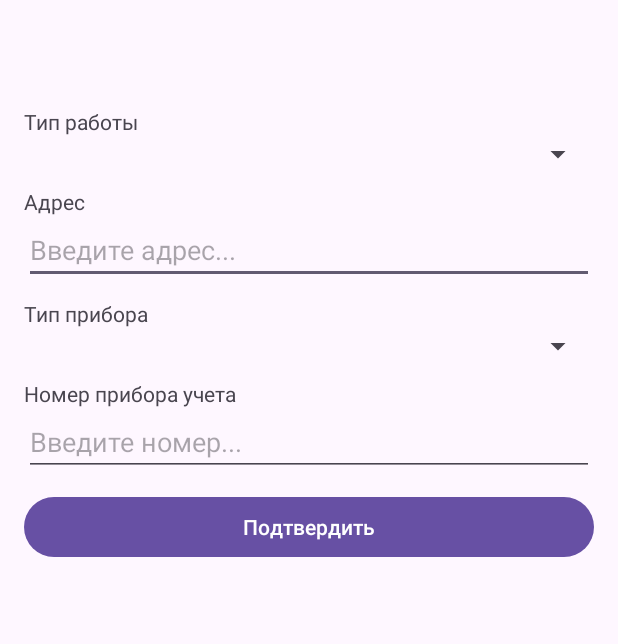
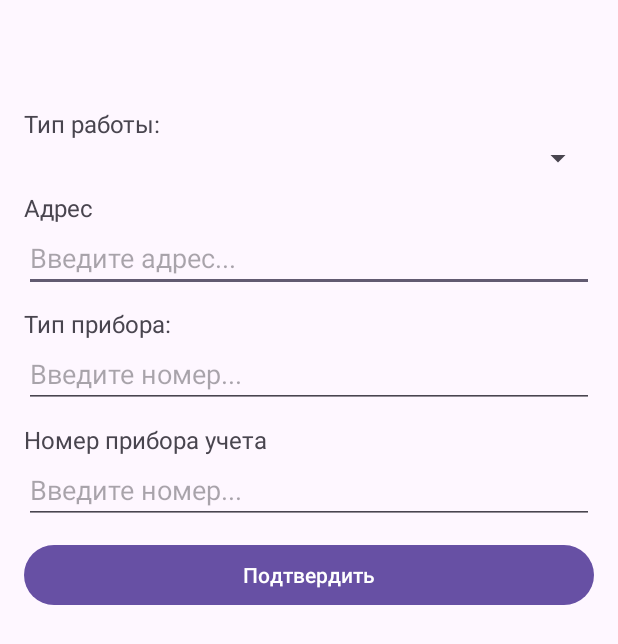
Before and after one commit to Giessoo/hackaton-2025, an Android app: the StartFillingFragment screen opened directly, with no data from a screen before it, on a phone screen of 412 x 824 dp. Shown: the top 644 px of the screen. Run offline under Robolectric (Android 15) with nearby library versions, the phone set to English and light mode, and no system bars.

Commit message:
add base fragment class

```diff
--- /dev/null
+++ b/android_app/app/src/main/java/com/tns_energo_pnz/app/fragments/BaseFragment.java
@@ -0,0 +1,18 @@
+package com.tns_energo_pnz.app.fragments;
+
+import android.os.Bundle;
+
+import androidx.fragment.app.Fragment;
+
+public abstract class BaseFragment extends Fragment {
+
+    protected static <T extends BaseFragment> T newInstance(Class<T> fragmentClass, Bundle args) {
+        try {
+            T fragment = fragmentClass.newInstance();
+            fragment.setArguments(args);
+            return fragment;
+        } catch (Exception e) {
+            throw new RuntimeException("Cannot create an instance of " + fragmentClass, e);
+        }
+    }
+}
--- a/android_app/app/src/main/java/com/tns_energo_pnz/app/fragments/FillingCheckBoxesFragment.java
+++ b/android_app/app/src/main/java/com/tns_energo_pnz/app/fragments/FillingCheckBoxesFragment.java
@@ -17,8 +17,8 @@ import java.util.HashMap;
 import java.util.List;
 import java.util.Map;
 
-public class FillingCheckBoxesFragment extends Fragment {
-    private final Map<String, List<String>> mapTextsForCheckboxes = new HashMap<>();
+public class FillingCheckBoxesFragment extends BaseFragment {
+
 
     @Nullable
     @Override
--- a/android_app/app/src/main/java/com/tns_energo_pnz/app/fragments/LimitControllerFragment.java
+++ b/android_app/app/src/main/java/com/tns_energo_pnz/app/fragments/LimitControllerFragment.java
@@ -11,7 +11,7 @@ import androidx.fragment.app.Fragment;
 
 import com.tns_energo_pnz.app.R;
 
-public class LimitControllerFragment extends Fragment {
+public class LimitControllerFragment extends BaseFragment {
     @Nullable
     @Override
     public View onCreateView(@NonNull LayoutInflater inflater, @Nullable ViewGroup container, @Nullable Bundle savedInstanceState) {
--- a/android_app/app/src/main/java/com/tns_energo_pnz/app/fragments/OverviewFragment.java
+++ b/android_app/app/src/main/java/com/tns_energo_pnz/app/fragments/OverviewFragment.java
@@ -13,7 +13,7 @@ import androidx.fragment.app.Fragment;
 import com.tns_energo_pnz.app.R;
 import com.tns_energo_pnz.app.activities.BaseActivity;
 
-public class OverviewFragment extends Fragment {
+public class OverviewFragment extends BaseFragment {
     @Nullable
     @Override
     public View onCreateView(@NonNull LayoutInflater inflater, @Nullable ViewGroup container, @Nullable Bundle savedInstanceState) {
--- a/android_app/app/src/main/java/com/tns_energo_pnz/app/fragments/ReturningFragment.java
+++ b/android_app/app/src/main/java/com/tns_energo_pnz/app/fragments/ReturningFragment.java
@@ -11,7 +11,7 @@ import androidx.fragment.app.Fragment;
 
 import com.tns_energo_pnz.app.R;
 
-public class ReturningFragment extends Fragment {
+public class ReturningFragment extends BaseFragment {
 
     @Nullable
     @Override
--- a/android_app/app/src/main/java/com/tns_energo_pnz/app/fragments/StartFillingFragment.java
+++ b/android_app/app/src/main/java/com/tns_energo_pnz/app/fragments/StartFillingFragment.java
@@ -4,21 +4,27 @@ import android.os.Bundle;
 import android.view.LayoutInflater;
 import android.view.View;
 import android.view.ViewGroup;
+import android.widget.ArrayAdapter;
 import android.widget.Button;
+import android.widget.Spinner;
 
 import androidx.annotation.NonNull;
 import androidx.annotation.Nullable;
-import androidx.fragment.app.Fragment;
 
 import com.tns_energo_pnz.app.R;
 import com.tns_energo_pnz.app.activities.BaseActivity;
 
-public class StartFillingFragment extends Fragment {
+
+public class StartFillingFragment extends BaseFragment {
+    private final String[] types_work = {"Контроль введенных ограничений", "Введение ограничения ээ/ Возобновление питания"};
     @Nullable
     @Override
     public View onCreateView(@NonNull LayoutInflater inflater, @Nullable ViewGroup container, @Nullable Bundle savedInstanceState) {
         View view = inflater.inflate(R.layout.fragment_start_filling, container, false);
         Button button = view.findViewById(R.id.confirm);
+        Spinner type_work = view.findViewById(R.id.type_work);
+        ArrayAdapter<String> spinner_adapter = new ArrayAdapter<>(this.getContext(), android.R.layout.simple_spinner_item, types_work);
+
         button.setOnClickListener(v -> ((BaseActivity)getActivity()).switchFragment(new FillingCheckBoxesFragment()));
         return view;
     }
--- a/android_app/app/src/main/java/com/tns_energo_pnz/app/fragments/StopLimitFragment.java
+++ b/android_app/app/src/main/java/com/tns_energo_pnz/app/fragments/StopLimitFragment.java
@@ -11,7 +11,7 @@ import androidx.fragment.app.Fragment;
 
 import com.tns_energo_pnz.app.R;
 
-public class StopLimitFragment extends Fragment {
+public class StopLimitFragment extends BaseFragment {
     @Nullable
     @Override
     public View onCreateView(@NonNull LayoutInflater inflater, @Nullable ViewGroup container, @Nullable Bundle savedInstanceState) {
--- a/android_app/app/src/main/res/layout/fragment_filling_checkboxes.xml
+++ b/android_app/app/src/main/res/layout/fragment_filling_checkboxes.xml
@@ -21,7 +21,7 @@
         app:layout_constraintTop_toTopOf="parent">
 
         <androidx.fragment.app.FragmentContainerView
-            android:id="@+id/fragmentContainerView"
+            android:id="@+id/fragment_container"
             android:name="com.tns_energo_pnz.app.fragments.ReturningFragment"
             android:layout_width="match_parent"
             android:layout_height="590dp" />
--- a/android_app/app/src/main/res/layout/fragment_start_filling.xml
+++ b/android_app/app/src/main/res/layout/fragment_start_filling.xml
@@ -24,13 +24,14 @@
             android:orientation="vertical">
 
             <TextView
-                android:id="@+id/textView"
+                android:id="@+id/type_work_label"
                 android:layout_width="match_parent"
                 android:layout_height="wrap_content"
-                android:text="Тип работы" />
+                android:text="Тип работы:"
+                android:textSize="16sp" />
 
             <Spinner
-                android:id="@+id/spinner"
+                android:id="@+id/type_work"
                 android:layout_width="match_parent"
                 android:layout_height="wrap_content" />
 
@@ -46,13 +47,14 @@
             android:orientation="vertical">
 
             <TextView
-                android:id="@+id/textView"
+                android:id="@+id/address_label"
                 android:layout_width="match_parent"
                 android:layout_height="wrap_content"
-                android:text="Адрес" />
+                android:text="Адрес"
+                android:textSize="16sp" />
 
             <EditText
-                android:id="@+id/editTextText"
+                android:id="@+id/address_edit_text"
                 android:layout_width="match_parent"
                 android:layout_height="wrap_content"
                 android:ems="10"
@@ -71,15 +73,19 @@
             android:orientation="vertical">
 
             <TextView
-                android:id="@+id/textView"
+                android:id="@+id/type_device_label"
                 android:layout_width="match_parent"
                 android:layout_height="wrap_content"
-                android:text="Тип прибора" />
+                android:text="Тип прибора:"
+                android:textSize="16sp" />
 
-            <Spinner
-                android:id="@+id/spinner"
+            <EditText
+                android:id="@+id/type_device"
                 android:layout_width="match_parent"
-                android:layout_height="wrap_content" />
+                android:layout_height="wrap_content"
+                android:ems="10"
+                android:hint="Введите номер..."
+                android:inputType="text" />
 
         </LinearLayout>
 
@@ -93,13 +99,14 @@
             android:orientation="vertical">
 
             <TextView
-                android:id="@+id/textView"
+                android:id="@+id/number_device_label"
                 android:layout_width="match_parent"
                 android:layout_height="wrap_content"
-                android:text="Номер прибора учета" />
+                android:text="Номер прибора учета"
+                android:textSize="16sp" />
 
             <EditText
-                android:id="@+id/editTextText"
+                android:id="@+id/number_device_edit_text"
                 android:layout_width="match_parent"
                 android:layout_height="wrap_content"
                 android:ems="10"
```
